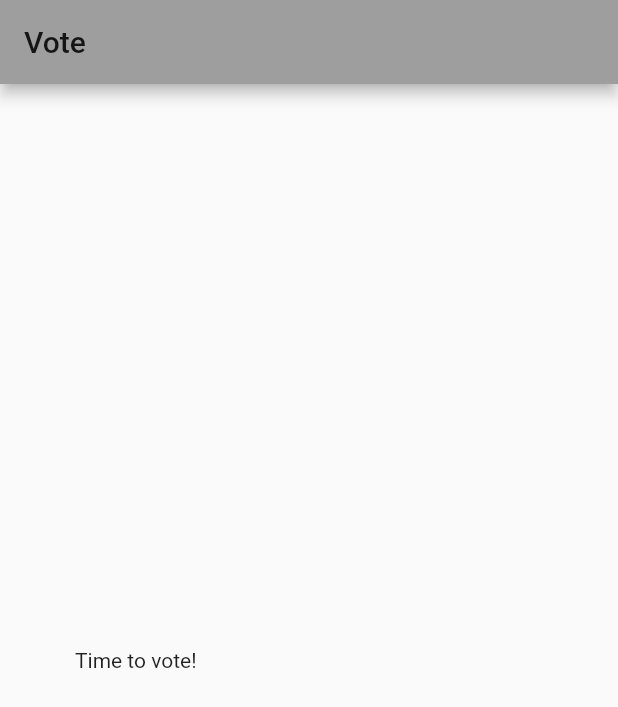
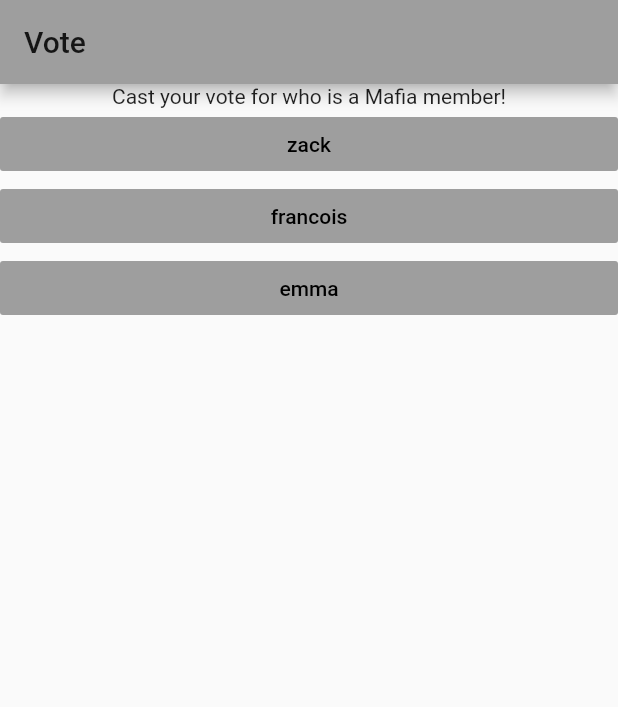
Before and after one commit to emma-hunt/Mafia, a Flutter app: the screen it shows after launch, after a tap on "Vote", on a phone screen of 412 x 824 dp. Shown: the top 707 px of the screen. Run offline on Flutter 3.47's test engine with Material 2 defaults, Android fonts, the phone set to English and light mode, and no system bars; our stand-ins replace fluttertoast.

Commit message:
Basic dynamic list functionality
added dynamic list of names with clickable buttons... matches other ui color scheme etc. toasts name selected when cast vote button is clicked

```diff
--- a/lib/main.dart
+++ b/lib/main.dart
@@ -127,6 +127,7 @@ class _WelcomePageState extends State<WelcomePage> {
               padding: EdgeInsets.all(8.0),
               splashColor: Colors.redAccent[700],
               onPressed: () {
+                session.playerList = ["zack", "francois", "emma"];
                 Navigator.pushReplacementNamed(context, '/vote');
               },
               child: Text(
--- a/lib/votePage.dart
+++ b/lib/votePage.dart
@@ -1,17 +1,17 @@
 import 'package:flutter/material.dart';
 import 'package:flutter/widgets.dart';
+import 'package:mafia_app/session.dart' as session;
+import 'package:fluttertoast/fluttertoast.dart';
+
 
 class VotePage extends StatefulWidget {
 
-  VotePage();
-
   @override
-  State<StatefulWidget> createState() {
-    return _VotePageState();
-  }
+  State<StatefulWidget> createState() => new _VotePageState();
 }
 
 class _VotePageState extends State<VotePage> {
+  List<bool> _isCandidateSelected = [false, false, false];
 
   @override
   Widget build(BuildContext context) {
@@ -19,21 +19,107 @@ class _VotePageState extends State<VotePage> {
       appBar: AppBar(
         title: Text('Vote'),
       ),
-      body: Container(
-        child: Column(
-            mainAxisAlignment: MainAxisAlignment.center,
-            children: <Widget> [
-              Container(
-                padding: EdgeInsets.all(50),
-                child: Text("Time to vote!"),
-              ),
-              Column(
-                  mainAxisAlignment: MainAxisAlignment.center,
-                  children: <Widget> [
-                  ]
-              ),
-            ]),
-      ),
+      body: Column(
+        children: <Widget>[
+          new Text('Cast your vote for who is a Mafia member!'),
+          new Expanded(
+              child: new ListView.builder(
+                  itemCount: session.playerList.length,
+                  itemBuilder: (BuildContext context, int index) {
+                    return _buildVoteButton(index);
+                  }
+                )
+          ),
+          FlatButton (
+            color: Colors.red[900],
+            textColor: Colors.white,
+            disabledColor: Colors.white,
+            disabledTextColor: Colors.black,
+            padding: EdgeInsets.all(8.0),
+            splashColor: Colors.redAccent[700],
+            onPressed: this._isAnyCandidateSelected() ? this.castVote : null,
+            child: this._isAnyCandidateSelected() ? Text("Cast Vote") : Text("Select a player!"),
+          )
+        ]
+      )
+    );
+  }
+
+  bool _isAnyCandidateSelected() {
+    for (int index = 0; index < session.playerList.length; index++) {
+      if (_isCandidateSelected[index]) {
+        return true;
+      }
+    }
+    return false;
+  }
+
+  void castVote() {
+    for (int i = 0; i < session.playerList.length; i++) {
+      if (this._isCandidateSelected[i]) {
+        Fluttertoast.showToast(
+          msg: session.playerList[i],
+          toastLength: Toast.LENGTH_LONG,
+          gravity: ToastGravity.CENTER,
+        );
+        break;
+      }
+    }
+  }
+
+  Widget _buildVoteButton(int index) {
+    return FlatButton(
+      color: Colors.grey,
+      textColor: Colors.black,
+      disabledColor: Colors.blueGrey,
+      disabledTextColor: Colors.white,
+      padding: EdgeInsets.all(8.0),
+      onPressed: this._isCandidateSelected[index] ? null : () => _selectCandidate(index),
+      child: Text(session.playerList[index]), // plus 1 to convert card number from 0 based to 1 based
+    );
+  }
+
+
+  void _selectCandidate(int index) {
+    setState(() {
+      for (int i = 0; i < session.playerList.length; i++) {
+          this._isCandidateSelected[i] = false;
+      }
+      this._isCandidateSelected[index] = true;
+    });
+  }
+}
+
+/*
+class DyanmicList extends State<ListDisplay> {
+  List<String> litems = [];
+  final TextEditingController eCtrl = new TextEditingController();
+  @override
+  Widget build (BuildContext ctxt) {
+    return new Scaffold(
+      appBar: new AppBar(title: new Text("Dynamic Demo"),),
+      body: new Column(
+        children: <Widget>[
+          new TextField(
+            controller: eCtrl,
+            onSubmitted: (text) {
+              litems.add(text);
+              eCtrl.clear();
+              setState(() {});
+            },
+          ),
+          new Expanded(
+            child: new ListView.builder
+              (
+                itemCount: litems.length,
+                itemBuilder: (BuildContext ctxt, int Index) {
+                  return new Text(litems[Index]);
+                }
+            )
+        )
+        ],
+      )
     );
   }
 }
+ */
```
